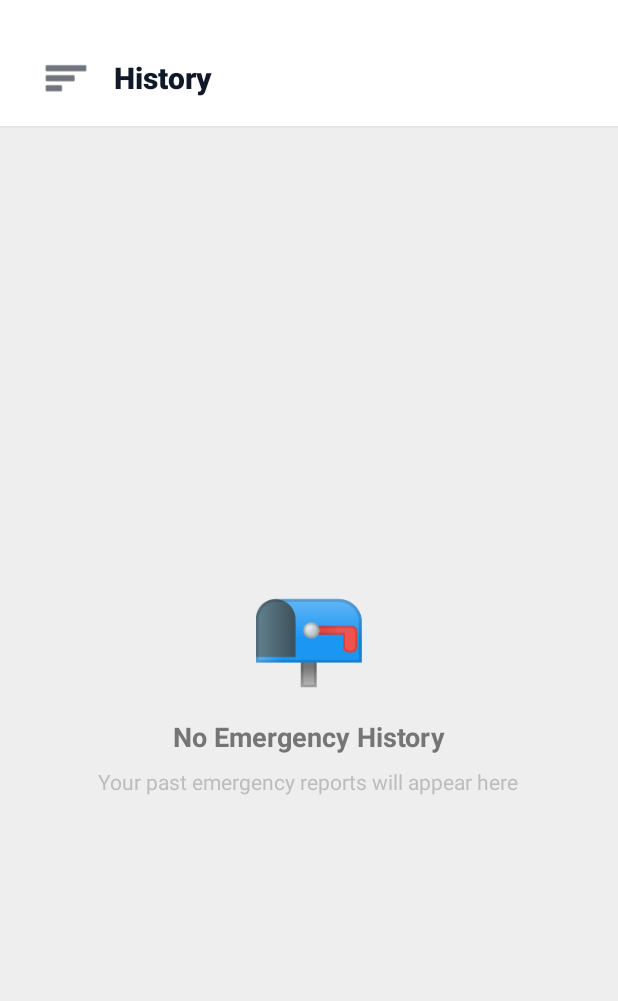
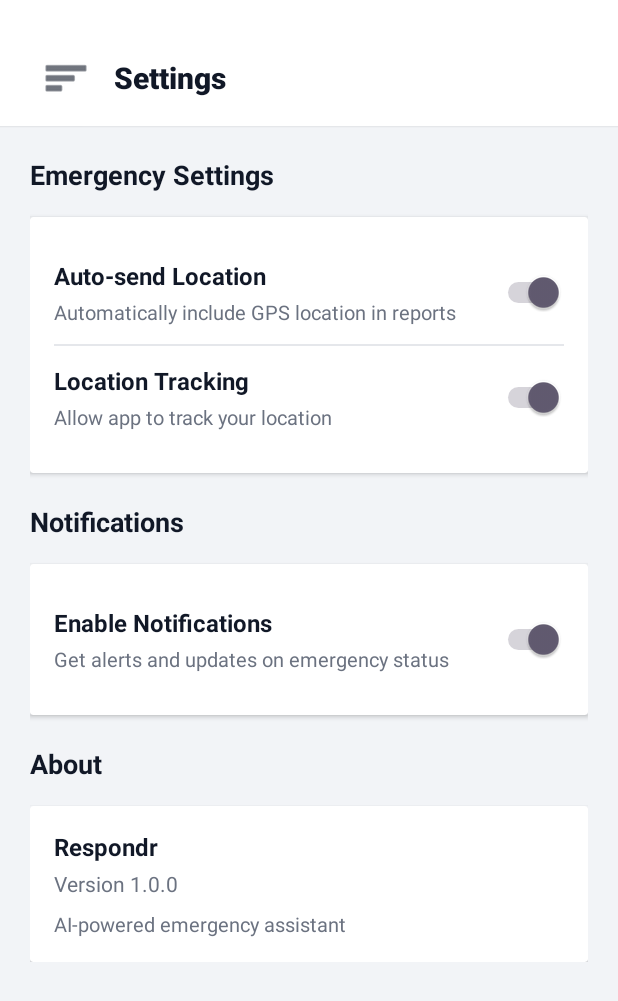
Before and after one commit to eduardodfran/Respondr, an Android app: the screen it shows after launch (MainActivity), in the side drawer, after a tap on "Settings", on a phone screen of 412 x 824 dp. Shown: the top 1001 px of the screen. Run offline under Robolectric (Android 15) with nearby library versions, the phone set to English and light mode, and no system bars; our stand-ins replace Firebase (no records; nobody signed in at launch, a user with empty details on screens opened directly); libraries missing offline, so code that uses them is left out: io.noties.markwon; 3 statements that could not run were skipped.

Commit message:
feat: Implement settings functionality with notification and location tracking options

```diff
--- a/app/src/main/java/com/example/respondr/FirebaseReportManager.java
+++ b/app/src/main/java/com/example/respondr/FirebaseReportManager.java
@@ -221,7 +221,9 @@ public class FirebaseReportManager {
                     timeAgo,
                     location,
                     report.description != null ? report.description : "No description",
-                    report.status != null ? report.status : "Sent"
+                    report.status != null ? report.status : "Sent",
+                    report.id,
+                    report.aiResponse
                 ));
             } catch (Exception e) {
                 Log.e(TAG, "Error converting report to history item", e);
--- a/app/src/main/java/com/example/respondr/MainActivity.java
+++ b/app/src/main/java/com/example/respondr/MainActivity.java
@@ -51,7 +51,7 @@ public class MainActivity extends AppCompatActivity implements NavigationView.On
         } else if (id == R.id.nav_history) {
             switchToFragment(new HistoryFragment(), "History");
         } else if (id == R.id.nav_settings) {
-            // TODO: Implement Settings
+            switchToFragment(new SettingsFragment(), "Settings");
         }
 
         drawerLayout.closeDrawer(GravityCompat.START);
--- a/app/src/main/java/com/example/respondr/ReportManager.java
+++ b/app/src/main/java/com/example/respondr/ReportManager.java
@@ -131,7 +131,9 @@ public class ReportManager {
                 timeAgo,
                 location,
                 report.description,
-                report.status
+                report.status,
+                report.id != null ? report.id : "",
+                report.aiResponse != null ? report.aiResponse : ""
             ));
         }
 
--- /dev/null
+++ b/app/src/main/java/com/example/respondr/SettingsFragment.java
@@ -0,0 +1,78 @@
+package com.example.respondr;
+
+import android.content.SharedPreferences;
+import android.os.Bundle;
+import android.view.LayoutInflater;
+import android.view.View;
+import android.view.ViewGroup;
+import android.widget.Switch;
+import android.widget.TextView;
+import android.widget.Toast;
+
+import androidx.annotation.NonNull;
+import androidx.annotation.Nullable;
+import androidx.fragment.app.Fragment;
+
+public class SettingsFragment extends Fragment {
+
+    private Switch switchNotifications;
+    private Switch switchAutoSend;
+    private Switch switchLocationTracking;
+    private TextView tvAppVersion;
+    private SharedPreferences prefs;
+
+    @Nullable
+    @Override
+    public View onCreateView(@NonNull LayoutInflater inflater, @Nullable ViewGroup container, @Nullable Bundle savedInstanceState) {
+        View view = inflater.inflate(R.layout.fragment_settings, container, false);
+
+        // Initialize SharedPreferences
+        prefs = requireContext().getSharedPreferences("RespondrSettings", requireContext().MODE_PRIVATE);
+
+        // Initialize views
+        switchNotifications = view.findViewById(R.id.switchNotifications);
+        switchAutoSend = view.findViewById(R.id.switchAutoSend);
+        switchLocationTracking = view.findViewById(R.id.switchLocationTracking);
+        tvAppVersion = view.findViewById(R.id.tvAppVersion);
+
+        // Load saved preferences
+        loadSettings();
+
+        // Set up listeners
+        setupListeners();
+
+        // Set app version
+        tvAppVersion.setText("Version 1.0.0");
+
+        return view;
+    }
+
+    private void loadSettings() {
+        switchNotifications.setChecked(prefs.getBoolean("notifications_enabled", true));
+        switchAutoSend.setChecked(prefs.getBoolean("auto_send_location", true));
+        switchLocationTracking.setChecked(prefs.getBoolean("location_tracking", true));
+    }
+
+    private void setupListeners() {
+        switchNotifications.setOnCheckedChangeListener((buttonView, isChecked) -> {
+            prefs.edit().putBoolean("notifications_enabled", isChecked).apply();
+            Toast.makeText(requireContext(),
+                isChecked ? "Notifications enabled" : "Notifications disabled",
+                Toast.LENGTH_SHORT).show();
+        });
+
+        switchAutoSend.setOnCheckedChangeListener((buttonView, isChecked) -> {
+            prefs.edit().putBoolean("auto_send_location", isChecked).apply();
+            Toast.makeText(requireContext(),
+                isChecked ? "Auto-send location enabled" : "Auto-send location disabled",
+                Toast.LENGTH_SHORT).show();
+        });
+
+        switchLocationTracking.setOnCheckedChangeListener((buttonView, isChecked) -> {
+            prefs.edit().putBoolean("location_tracking", isChecked).apply();
+            Toast.makeText(requireContext(),
+                isChecked ? "Location tracking enabled" : "Location tracking disabled",
+                Toast.LENGTH_SHORT).show();
+        });
+    }
+}
--- /dev/null
+++ b/app/src/main/res/layout/fragment_settings.xml
@@ -0,0 +1,248 @@
+<?xml version="1.0" encoding="utf-8"?>
+<ScrollView xmlns:android="http://schemas.android.com/apk/res/android"
+    android:layout_width="match_parent"
+    android:layout_height="match_parent"
+    android:background="@color/background_main">
+
+    <LinearLayout
+        android:layout_width="match_parent"
+        android:layout_height="wrap_content"
+        android:orientation="vertical"
+        android:padding="20dp">
+
+        <!-- Emergency Settings Section -->
+        <TextView
+            android:layout_width="wrap_content"
+            android:layout_height="wrap_content"
+            android:text="Emergency Settings"
+            android:textSize="18sp"
+            android:textStyle="bold"
+            android:textColor="@color/text_primary"
+            android:layout_marginBottom="16dp" />
+
+        <androidx.cardview.widget.CardView
+            android:layout_width="match_parent"
+            android:layout_height="wrap_content"
+            android:layout_marginBottom="20dp"
+            android:backgroundTint="@color/surface_white"
+            android:elevation="2dp">
+
+            <LinearLayout
+                android:layout_width="match_parent"
+                android:layout_height="wrap_content"
+                android:orientation="vertical"
+                android:padding="16dp">
+
+                <!-- Auto-send Location -->
+                <LinearLayout
+                    android:layout_width="match_parent"
+                    android:layout_height="wrap_content"
+                    android:orientation="horizontal"
+                    android:gravity="center_vertical"
+                    android:paddingTop="12dp"
+                    android:paddingBottom="12dp">
+
+                    <LinearLayout
+                        android:layout_width="0dp"
+                        android:layout_height="wrap_content"
+                        android:layout_weight="1"
+                        android:orientation="vertical">
+
+                        <TextView
+                            android:layout_width="wrap_content"
+                            android:layout_height="wrap_content"
+                            android:text="Auto-send Location"
+                            android:textSize="16sp"
+                            android:textColor="@color/text_primary"
+                            android:textStyle="bold" />
+
+                        <TextView
+                            android:layout_width="wrap_content"
+                            android:layout_height="wrap_content"
+                            android:text="Automatically include GPS location in reports"
+                            android:textSize="13sp"
+                            android:textColor="@color/text_secondary"
+                            android:layout_marginTop="4dp" />
+
+                    </LinearLayout>
+
+                    <Switch
+                        android:id="@+id/switchAutoSend"
+                        android:layout_width="wrap_content"
+                        android:layout_height="wrap_content"
+                        android:checked="true" />
+
+                </LinearLayout>
+
+                <View
+                    android:layout_width="match_parent"
+                    android:layout_height="1dp"
+                    android:background="#E5E7EB" />
+
+                <!-- Location Tracking -->
+                <LinearLayout
+                    android:layout_width="match_parent"
+                    android:layout_height="wrap_content"
+                    android:orientation="horizontal"
+                    android:gravity="center_vertical"
+                    android:paddingTop="12dp"
+                    android:paddingBottom="12dp">
+
+                    <LinearLayout
+                        android:layout_width="0dp"
+                        android:layout_height="wrap_content"
+                        android:layout_weight="1"
+                        android:orientation="vertical">
+
+                        <TextView
+                            android:layout_width="wrap_content"
+                            android:layout_height="wrap_content"
+                            android:text="Location Tracking"
+                            android:textSize="16sp"
+                            android:textColor="@color/text_primary"
+                            android:textStyle="bold" />
+
+                        <TextView
+                            android:layout_width="wrap_content"
+                            android:layout_height="wrap_content"
+                            android:text="Allow app to track your location"
+                            android:textSize="13sp"
+                            android:textColor="@color/text_secondary"
+                            android:layout_marginTop="4dp" />
+
+                    </LinearLayout>
+
+                    <Switch
+                        android:id="@+id/switchLocationTracking"
+                        android:layout_width="wrap_content"
+                        android:layout_height="wrap_content"
+                        android:checked="true" />
+
+                </LinearLayout>
+
+            </LinearLayout>
+
+        </androidx.cardview.widget.CardView>
+
+        <!-- Notification Settings Section -->
+        <TextView
+            android:layout_width="wrap_content"
+            android:layout_height="wrap_content"
+            android:text="Notifications"
+            android:textSize="18sp"
+            android:textStyle="bold"
+            android:textColor="@color/text_primary"
+            android:layout_marginBottom="16dp" />
+
+        <androidx.cardview.widget.CardView
+            android:layout_width="match_parent"
+            android:layout_height="wrap_content"
+            android:layout_marginBottom="20dp"
+            android:backgroundTint="@color/surface_white"
+            android:elevation="2dp">
+
+            <LinearLayout
+                android:layout_width="match_parent"
+                android:layout_height="wrap_content"
+                android:orientation="vertical"
+                android:padding="16dp">
+
+                <!-- Enable Notifications -->
+                <LinearLayout
+                    android:layout_width="match_parent"
+                    android:layout_height="wrap_content"
+                    android:orientation="horizontal"
+                    android:gravity="center_vertical"
+                    android:paddingTop="12dp"
+                    android:paddingBottom="12dp">
+
+                    <LinearLayout
+                        android:layout_width="0dp"
+                        android:layout_height="wrap_content"
+                        android:layout_weight="1"
+                        android:orientation="vertical">
+
+                        <TextView
+                            android:layout_width="wrap_content"
+                            android:layout_height="wrap_content"
+                            android:text="Enable Notifications"
+                            android:textSize="16sp"
+                            android:textColor="@color/text_primary"
+                            android:textStyle="bold" />
+
+                        <TextView
+                            android:layout_width="wrap_content"
+                            android:layout_height="wrap_content"
+                            android:text="Get alerts and updates on emergency status"
+                            android:textSize="13sp"
+                            android:textColor="@color/text_secondary"
+                            android:layout_marginTop="4dp" />
+
+                    </LinearLayout>
+
+                    <Switch
+                        android:id="@+id/switchNotifications"
+                        android:layout_width="wrap_content"
+                        android:layout_height="wrap_content"
+                        android:checked="true" />
+
+                </LinearLayout>
+
+            </LinearLayout>
+
+        </androidx.cardview.widget.CardView>
+
+        <!-- About Section -->
+        <TextView
+            android:layout_width="wrap_content"
+            android:layout_height="wrap_content"
+            android:text="About"
+            android:textSize="18sp"
+            android:textStyle="bold"
+            android:textColor="@color/text_primary"
+            android:layout_marginBottom="16dp" />
+
+        <androidx.cardview.widget.CardView
+            android:layout_width="match_parent"
+            android:layout_height="wrap_content"
+            android:backgroundTint="@color/surface_white"
+            android:elevation="2dp">
+
+            <LinearLayout
+                android:layout_width="match_parent"
+                android:layout_height="wrap_content"
+                android:orientation="vertical"
+                android:padding="16dp">
+
+                <TextView
+                    android:layout_width="wrap_content"
+                    android:layout_height="wrap_content"
+                    android:text="Respondr"
+                    android:textSize="16sp"
+                    android:textColor="@color/text_primary"
+                    android:textStyle="bold" />
+
+                <TextView
+                    android:id="@+id/tvAppVersion"
+                    android:layout_width="wrap_content"
+                    android:layout_height="wrap_content"
+                    android:text="Version 1.0.0"
+                    android:textSize="14sp"
+                    android:textColor="@color/text_secondary"
+                    android:layout_marginTop="4dp" />
+
+                <TextView
+                    android:layout_width="wrap_content"
+                    android:layout_height="wrap_content"
+                    android:text="AI-powered emergency assistant"
+                    android:textSize="13sp"
+                    android:textColor="@color/text_secondary"
+                    android:layout_marginTop="8dp" />
+
+            </LinearLayout>
+
+        </androidx.cardview.widget.CardView>
+
+    </LinearLayout>
+
+</ScrollView>
```
Also changed, not shown: app/src/main/java/com/example/respondr/ChatFragment.java (+41 -1 lines), app/src/main/java/com/example/respondr/HistoryActivity.java (+17 -4 lines), app/src/main/java/com/example/respondr/HistoryAdapter.java (+20 -1 lines), app/src/main/java/com/example/respondr/HistoryFragment.java (+30 -1 lines), app/src/main/java/com/example/respondr/HistoryItem.java (+13 -1 lines).
